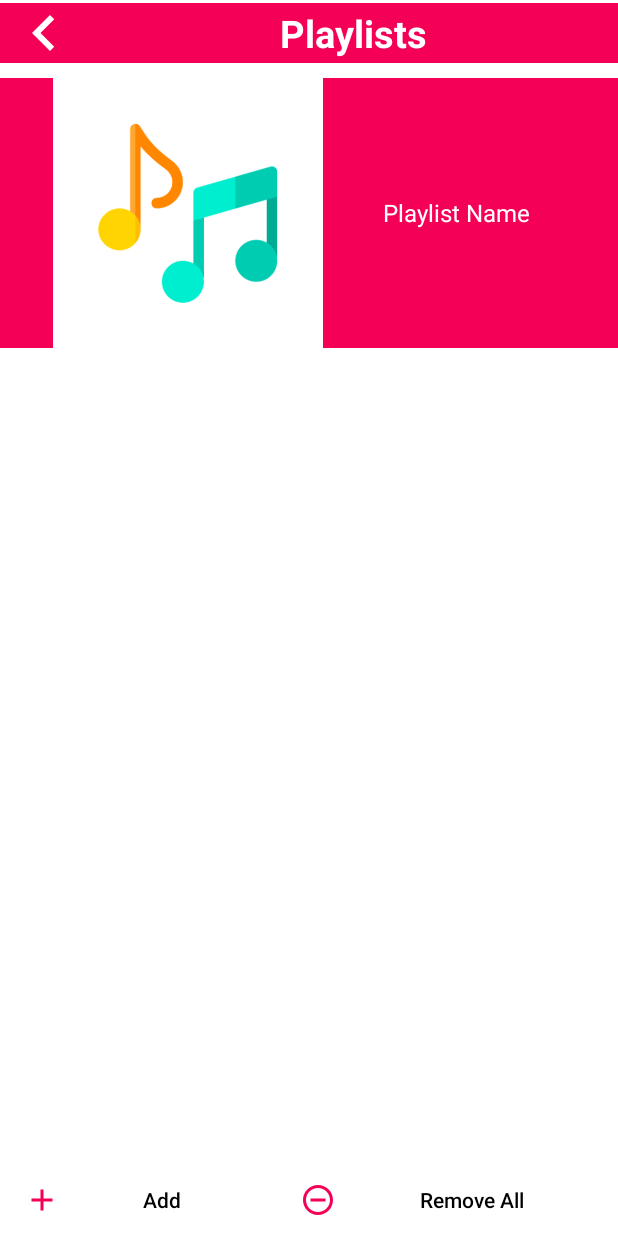
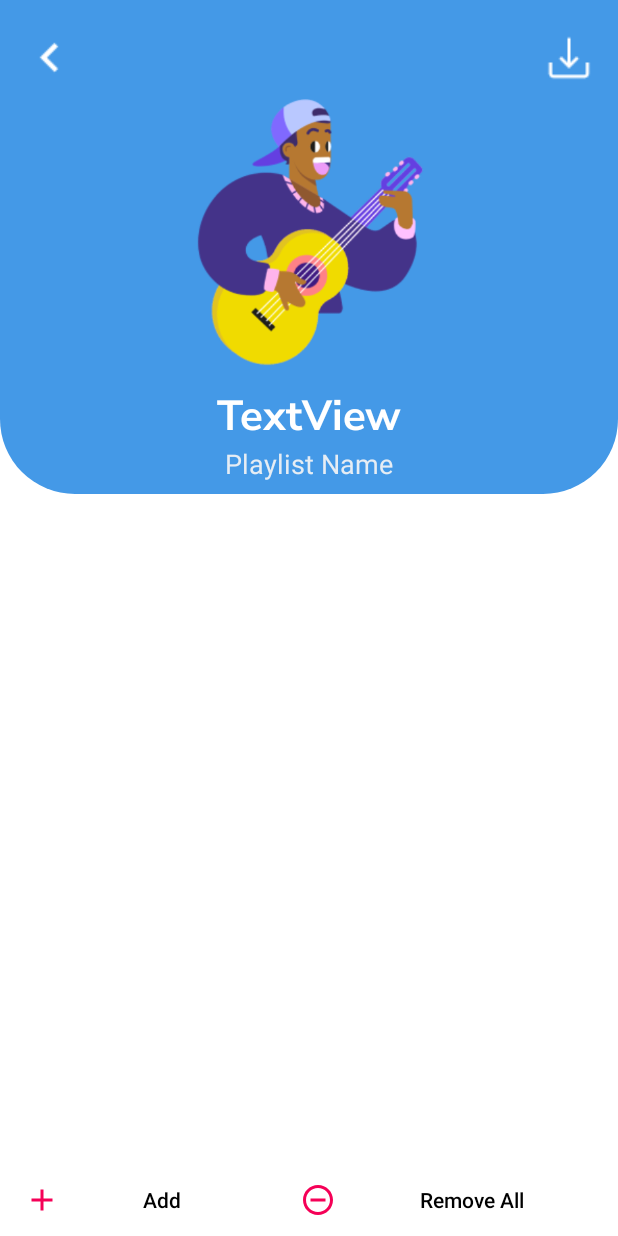
Before and after one commit to hongquant17/HarmonyHub, an Android app: the PlaylistDetails screen opened directly, with no data from a screen before it, on a phone screen of 412 x 824 dp. Run offline under Robolectric (Android 15) with nearby library versions, the phone set to English and light mode, and no system bars; 6 statements that could not run were skipped.

Commit message:
playlist view demo

```diff
--- /dev/null
+++ b/app/src/main/res/drawable/playlist_header.xml
@@ -0,0 +1,10 @@
+<?xml version="1.0" encoding="utf-8"?>
+<shape xmlns:android="http://schemas.android.com/apk/res/android">
+    <stroke android:color="#84D0F5"
+        />
+    <solid android:color="#4499E7"/>
+
+    <corners
+        android:bottomRightRadius="50dp"
+        android:bottomLeftRadius="50dp"/>
+</shape>
--- a/app/src/main/res/layout/activity_playlist_details.xml
+++ b/app/src/main/res/layout/activity_playlist_details.xml
@@ -6,100 +6,8 @@
     android:layout_height="match_parent"
     tools:context=".PlaylistDetails">
 
-
     <LinearLayout
-        android:id="@+id/linearLayout"
-        android:layout_width="match_parent"
-        android:layout_height="wrap_content"
-        android:orientation="horizontal"
-        app:layout_constraintEnd_toEndOf="parent"
-        app:layout_constraintStart_toStartOf="parent"
-        app:layout_constraintTop_toTopOf="parent"
-        android:background="?attr/themeColor"
-        android:layout_marginTop="2dp">
-
-        <ImageButton
-            android:id="@+id/backBtnPD"
-            android:layout_width="wrap_content"
-            android:layout_height="40dp"
-            android:src="@drawable/back_icon"
-            android:contentDescription="@string/back_btn"
-            android:backgroundTint="@android:color/transparent"
-            app:tint="@color/white"
-            android:padding="5dp"/>
-
-        <TextView
-            android:id="@+id/playlistNamePD"
-            android:layout_width="match_parent"
-            android:layout_height="match_parent"
-            android:contentDescription="@string/playlist_btn"
-            android:gravity="center"
-            android:text="@string/playlist_btn"
-            android:textColor="@color/white"
-            android:textSize="25sp"
-            android:textStyle="bold"
-            android:singleLine="true"/>
-    </LinearLayout>
-
-    <LinearLayout
-        android:id="@+id/linearLayoutDetails"
-        android:layout_width="match_parent"
-        android:layout_height="180dp"
-        android:orientation="horizontal"
-        app:layout_constraintEnd_toEndOf="parent"
-        app:layout_constraintStart_toStartOf="parent"
-        app:layout_constraintTop_toBottomOf="@id/linearLayout"
-        android:background="?attr/themeColor"
-        android:layout_marginTop="10dp">
-        <com.google.android.material.imageview.ShapeableImageView
-            android:id="@+id/playlistImgPD"
-            android:layout_width="250dp"
-            android:layout_height="match_parent"
-            android:src="@drawable/music_player_icon_slash_screen"/>
-        <TextView
-            android:id="@+id/moreInfoPD"
-            android:layout_width="match_parent"
-            android:layout_height="match_parent"
-            android:text="@string/playlist_name"
-            android:gravity="center|start"
-            android:layout_marginHorizontal="5dp"
-            android:textColor="@color/white"
-            android:textSize="16sp" />
-    </LinearLayout>
-
-    <androidx.recyclerview.widget.RecyclerView
-        android:id="@+id/playlistDetailsRV"
-        android:layout_width="match_parent"
-        android:layout_height="wrap_content"
-        app:layout_constraintStart_toStartOf="parent"
-        app:layout_constraintEnd_toEndOf="parent"
-        app:layout_constraintTop_toBottomOf="@id/linearLayoutDetails"
-        android:scrollbarThumbVertical="@drawable/scroll_bar_icon"
-        android:scrollbars="vertical"
-        android:paddingBottom="280dp"
-        android:layout_marginTop="10dp"/>
-
-    <com.google.android.material.floatingactionbutton.ExtendedFloatingActionButton
-        android:id="@+id/shuffleBtnPD"
-        android:layout_width="wrap_content"
-        android:layout_height="wrap_content"
-        android:backgroundTint="@color/white"
-        app:icon="@drawable/shuffle_icon"
-        app:iconSize="35dp"
-        app:iconTint="?attr/themeColor"
-        app:layout_constraintBottom_toBottomOf="parent"
-        app:layout_constraintEnd_toEndOf="parent"
-        app:layout_constraintHorizontal_bias="0.9"
-        app:layout_constraintStart_toStartOf="parent"
-        app:layout_constraintTop_toTopOf="parent"
-        app:layout_constraintVertical_bias="0.9"
-        app:strokeWidth="2dp"
-        app:strokeColor="?attr/themeColor"
-        android:visibility="invisible"/>
-
-
-        <!--for buttons-->
-    <LinearLayout
+        android:id="@+id/linearLayout2"
         android:layout_width="match_parent"
         android:layout_height="wrap_content"
         android:orientation="horizontal"
@@ -136,4 +44,168 @@
 
     </LinearLayout>
 
+    <androidx.constraintlayout.widget.ConstraintLayout
+        android:id="@+id/header"
+        android:layout_width="match_parent"
+        android:layout_height="0dp"
+        android:background="@drawable/playlist_header"
+        app:layout_constraintBottom_toBottomOf="parent"
+        app:layout_constraintEnd_toEndOf="parent"
+        app:layout_constraintHeight_percent="0.4"
+        app:layout_constraintStart_toStartOf="parent"
+        app:layout_constraintTop_toTopOf="parent"
+        app:layout_constraintVertical_bias="0.0">
+
+        <androidx.constraintlayout.widget.ConstraintLayout
+            android:id="@+id/headerButton"
+            android:layout_width="match_parent"
+            android:layout_height="wrap_content"
+            app:layout_constraintBottom_toBottomOf="parent"
+            app:layout_constraintStart_toStartOf="parent"
+            app:layout_constraintTop_toTopOf="parent"
+            app:layout_constraintVertical_bias="0.06">
+
+            <ImageButton
+                android:id="@+id/backBtnPD"
+                android:layout_width="wrap_content"
+                android:layout_height="wrap_content"
+                android:backgroundTint="@android:color/transparent"
+                android:contentDescription="@string/back_btn"
+                android:padding="5dp"
+                android:src="@drawable/back"
+                app:layout_constraintBottom_toBottomOf="parent"
+                app:layout_constraintEnd_toEndOf="parent"
+                app:layout_constraintHorizontal_bias="0.03"
+                app:layout_constraintStart_toStartOf="parent"
+                app:layout_constraintTop_toTopOf="parent"
+                app:tint="@color/white"
+                tools:ignore="MissingConstraints" />
+
+            <androidx.constraintlayout.widget.ConstraintLayout
+                android:layout_width="match_parent"
+                android:layout_height="wrap_content"
+                app:layout_constraintBottom_toBottomOf="parent"
+                app:layout_constraintEnd_toEndOf="parent"
+                app:layout_constraintHorizontal_bias="0.97"
+                app:layout_constraintStart_toStartOf="parent"
+                app:layout_constraintTop_toTopOf="parent">
+
+                <!--                <ImageButton-->
+                <!--                    android:id="@+id/shuffleBtnPD"-->
+                <!--                    android:layout_width="wrap_content"-->
+                <!--                    android:layout_height="40dp"-->
+                <!--                    android:backgroundTint="@android:color/transparent"-->
+                <!--                    android:contentDescription="@string/back_btn"-->
+                <!--                    android:padding="5dp"-->
+                <!--                    android:src="@drawable/shuffle"-->
+                <!--                    app:layout_constraintBottom_toBottomOf="parent"-->
+                <!--                    app:layout_constraintEnd_toStartOf="@+id/imageButton"-->
+                <!--                    app:layout_constraintHorizontal_bias="0.95"-->
+                <!--                    app:layout_constraintStart_toStartOf="parent"-->
+                <!--                    app:layout_constraintTop_toTopOf="parent"-->
+                <!--                    app:tint="@color/black"-->
+                <!--                    tools:ignore="MissingConstraints" />-->
+
+                <ImageButton
+                    android:id="@+id/imageButton"
+                    android:layout_width="wrap_content"
+                    android:layout_height="wrap_content"
+                    android:backgroundTint="@android:color/transparent"
+                    android:contentDescription="@string/back_btn"
+                    android:padding="5dp"
+                    android:src="@drawable/download"
+                    app:layout_constraintBottom_toBottomOf="parent"
+                    app:layout_constraintEnd_toEndOf="parent"
+                    app:layout_constraintHorizontal_bias="0.97"
+                    app:layout_constraintStart_toStartOf="parent"
+                    app:layout_constraintTop_toTopOf="parent"
+                    app:tint="@color/white"
+                    tools:ignore="MissingConstraints" />
+
+            </androidx.constraintlayout.widget.ConstraintLayout>
+
+
+        </androidx.constraintlayout.widget.ConstraintLayout>
+
+        <com.google.android.material.imageview.ShapeableImageView
+            android:id="@+id/playlistImgPD"
+            android:layout_width="0dp"
+            android:layout_height="0dp"
+            android:src="@drawable/playlist_img"
+            app:layout_constraintBottom_toBottomOf="parent"
+            app:layout_constraintEnd_toEndOf="parent"
+            app:layout_constraintHeight_percent="0.55"
+            app:layout_constraintStart_toStartOf="parent"
+            app:layout_constraintTop_toBottomOf="@+id/headerButton"
+            app:layout_constraintVertical_bias="0.06999999"
+            app:layout_constraintWidth_percent="0.8"
+            tools:ignore="MissingConstraints" />
+
+        <androidx.constraintlayout.widget.ConstraintLayout
+            android:layout_width="match_parent"
+            android:layout_height="wrap_content"
+            app:layout_constraintBottom_toBottomOf="parent"
+            app:layout_constraintStart_toStartOf="parent"
+            app:layout_constraintTop_toBottomOf="@+id/playlistImgPD"
+            app:layout_constraintVertical_bias="0.57">
+
+            <TextView
+                android:id="@+id/playlistNamePD"
+                android:layout_width="wrap_content"
+                android:layout_height="wrap_content"
+                android:fontFamily="@font/nunito_sans_bold"
+                android:text="TextView"
+                android:textAlignment="viewStart"
+                android:textColor="@color/white"
+                android:textSize="28sp"
+                android:textStyle="bold"
+                app:layout_constraintBottom_toBottomOf="parent"
+                app:layout_constraintEnd_toEndOf="parent"
+                app:layout_constraintStart_toStartOf="parent"
+                app:layout_constraintTop_toTopOf="parent"
+                app:layout_constraintVertical_bias="0.0" />
+
+            <TextView
+                android:id="@+id/moreInfoPD"
+                android:layout_width="wrap_content"
+                android:layout_height="wrap_content"
+                android:text="@string/playlist_name"
+                android:textAlignment="viewStart"
+                android:textColor="#E6EDF4"
+                android:textSize="18sp"
+                app:layout_constraintBottom_toBottomOf="parent"
+                app:layout_constraintEnd_toEndOf="parent"
+                app:layout_constraintStart_toStartOf="parent"
+                app:layout_constraintTop_toBottomOf="@+id/playlistNamePD"
+                app:layout_constraintVertical_bias="0.20" />
+
+        </androidx.constraintlayout.widget.ConstraintLayout>
+
+
+    </androidx.constraintlayout.widget.ConstraintLayout>
+
+    <androidx.constraintlayout.widget.ConstraintLayout
+        android:layout_width="match_parent"
+        android:layout_height="0dp"
+        app:layout_constraintBottom_toBottomOf="parent"
+        app:layout_constraintEnd_toEndOf="parent"
+        app:layout_constraintHeight_percent="0.5"
+        app:layout_constraintStart_toStartOf="parent"
+        app:layout_constraintTop_toBottomOf="@+id/header"
+        app:layout_constraintVertical_bias="0.19">
+
+        <androidx.recyclerview.widget.RecyclerView
+            android:id="@+id/playlistDetailsRV"
+            android:layout_width="match_parent"
+            android:layout_height="match_parent"
+            app:layout_constraintBottom_toBottomOf="parent"
+            app:layout_constraintEnd_toEndOf="parent"
+            app:layout_constraintHorizontal_bias="1.0"
+            app:layout_constraintStart_toStartOf="parent"
+            app:layout_constraintTop_toTopOf="parent"
+            app:layout_constraintVertical_bias="0.0" />
+
+
+    </androidx.constraintlayout.widget.ConstraintLayout>
+
 </androidx.constraintlayout.widget.ConstraintLayout>
--- a/app/src/main/res/values/preloaded_fonts.xml
+++ b/app/src/main/res/values/preloaded_fonts.xml
@@ -3,5 +3,6 @@
     <array name="preloaded_fonts" translatable="false">
         <item>@font/nunito_sans_bold</item>
         <item>@font/nunito_sans_semibold</item>
+        <item>@font/poppins_light</item>
     </array>
 </resources>
```
Also changed, not shown: app/src/main/java/com/harmonyHub/musicPlayer/PlaylistDetails.kt (+18 -17 lines), app/src/main/res/drawable/rounded_songimg.xml (added, +9 -0 lines), app/src/main/res/font/poppins_light.xml (added, +7 -0 lines), app/src/main/res/layout/activity_playlist.xml (+13 -0 lines), app/src/main/res/layout/music_view.xml (+34 -25 lines), app/src/main/res/drawable/back.png (added), app/src/main/res/drawable/download.png (added), app/src/main/res/drawable/heart.png (added), app/src/main/res/drawable/playlist_img.png (added), app/src/main/res/drawable/shuffle.png (added).
